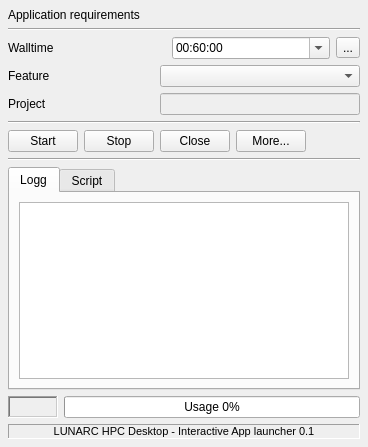
First picture: the form in ui/mainwindow_simplified.ui, repository lunarc/gfxlauncher, before the edit.
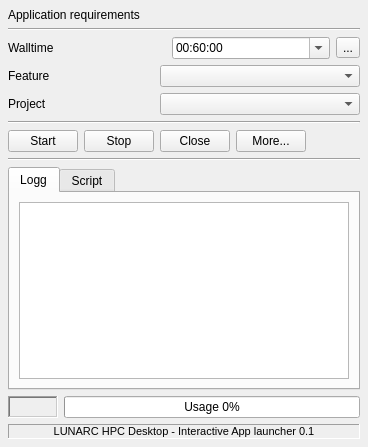
Second picture: the form after the edit. Icons and pictures are not drawn.

Commit message: - Added project selection combo. - Added improvedd project selection mechanics. - Added possibility of searching a grantfile location.

What changed in the file:
```diff
--- a/ui/mainwindow_simplified.ui
+++ b/ui/mainwindow_simplified.ui
@@ -158,31 +158,13 @@
        </widget>
       </item>
       <item>
-       <widget class="QLineEdit" name="projectEdit">
-        <property name="enabled">
-         <bool>false</bool>
-        </property>
-        <property name="sizePolicy">
-         <sizepolicy hsizetype="Fixed" vsizetype="Fixed">
-          <horstretch>0</horstretch>
-          <verstretch>0</verstretch>
-         </sizepolicy>
-        </property>
+       <widget class="QComboBox" name="projectCombo">
         <property name="minimumSize">
          <size>
           <width>200</width>
           <height>0</height>
          </size>
         </property>
-        <property name="autoFillBackground">
-         <bool>false</bool>
-        </property>
-        <property name="frame">
-         <bool>true</bool>
-        </property>
-        <property name="readOnly">
-         <bool>true</bool>
-        </property>
        </widget>
       </item>
      </layout>
```
The commit also changes 4 other files.
